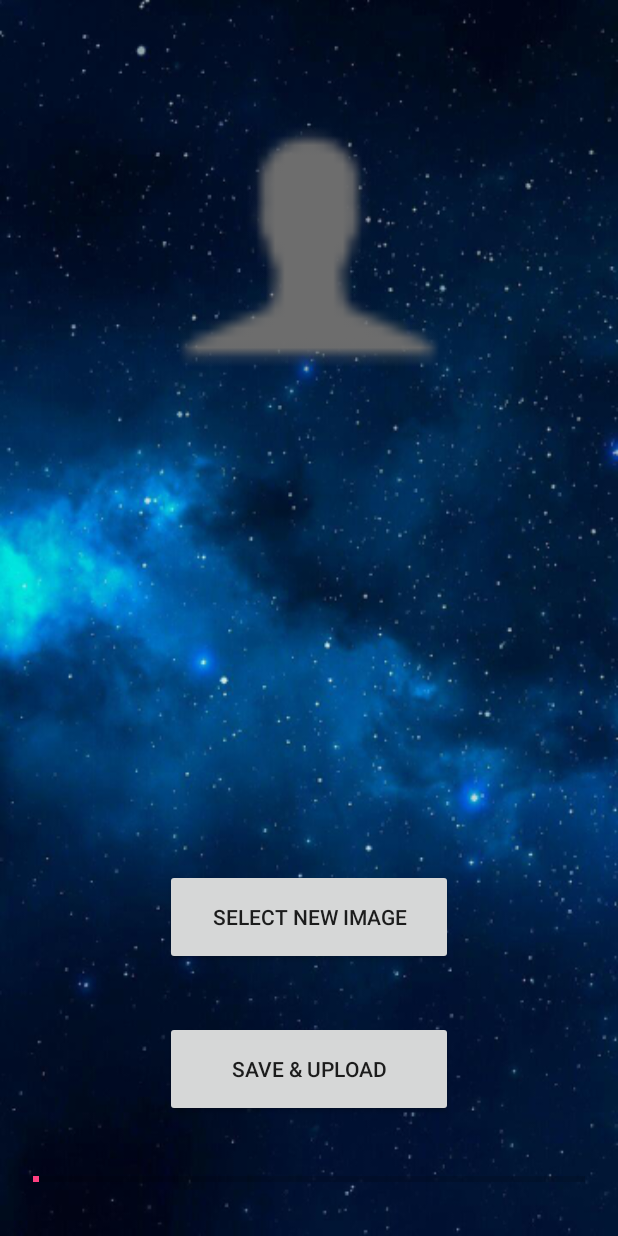
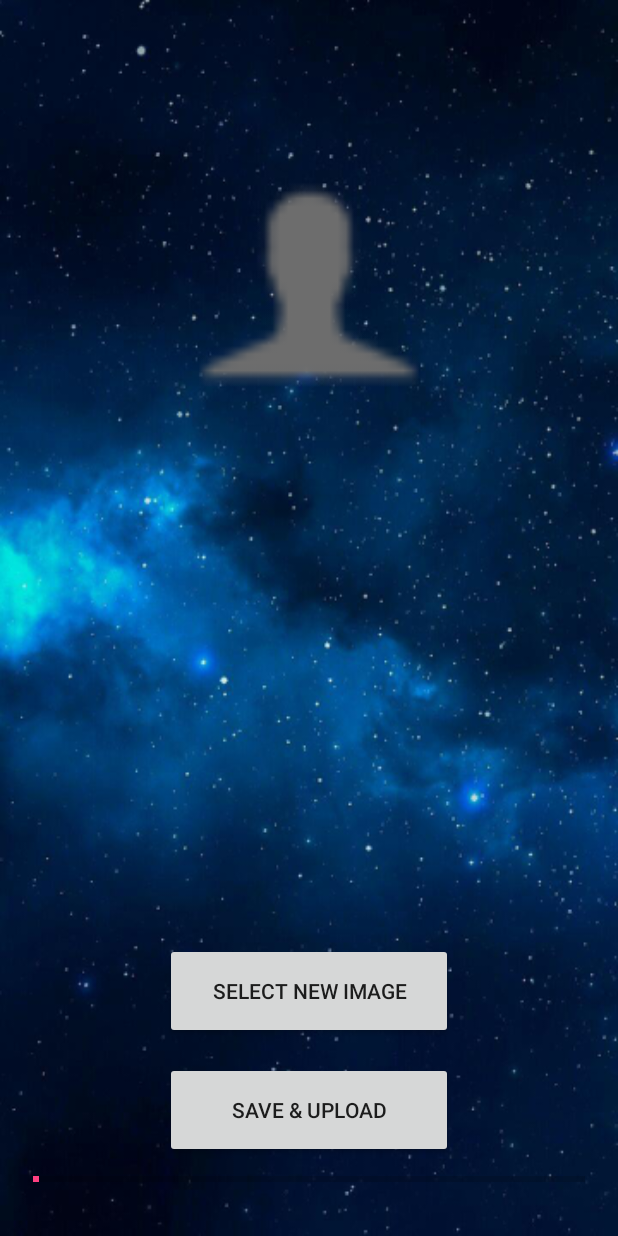
Before and after one commit to Moamen97/Help-Me, an Android app: the UploadProfileImage screen opened directly, with no data from a screen before it, after a tap on an icon or button, on a phone screen of 412 x 824 dp. Run offline under Robolectric (Android 15) with nearby library versions, the phone set to English and light mode, and no system bars; our stand-ins replace Firebase (no records; nobody signed in at launch, a user with empty details on screens opened directly).

Commit message:
return without select image bug fixed

```diff
--- a/Project/app/src/main/AndroidManifest.xml
+++ b/Project/app/src/main/AndroidManifest.xml
@@ -37,6 +37,7 @@
             android:label=""
             android:theme="@style/Theme.AppCompat.Dialog" />
         <activity
+            android:screenOrientation="portrait"
             android:name=".UploadImages.UploadProfileImage"
             android:label="@string/title_activity_upload_profile_image"
             android:theme="@style/AppTheme"></activity>
--- a/Project/app/src/main/java/com/helpme/UploadImages/UploadProfileImage.kt
+++ b/Project/app/src/main/java/com/helpme/UploadImages/UploadProfileImage.kt
@@ -107,16 +107,15 @@ class UploadProfileImage : AppCompatActivity() {
             showMessage("No new image selected")
     }
 
-    public override fun onActivityResult(requestCode: Int, resultCode: Int, data: Intent) {
+    public override fun onActivityResult(requestCode: Int, resultCode: Int, data: Intent?) {
         super.onActivityResult(requestCode, resultCode, data)
-        if (requestCode == PICK_IMAGE && resultCode == Activity.RESULT_OK) {
-            if (data != null) {
-                var uri = data.data
-                bitmap = MediaStore.Images.Media.getBitmap(getContentResolver(), uri)
-                CurrentProfileImage.setImageBitmap(bitmap)
-            }
+        if (requestCode == PICK_IMAGE && resultCode == RESULT_OK && data != null && data.data != null) {
+            var uri = data.data
+            bitmap = MediaStore.Images.Media.getBitmap(getContentResolver(), uri)
+            CurrentProfileImage.setImageBitmap(bitmap)
         }
     }
+
 
     override fun onBackPressed() {
         if (uploadProgressbar.progress == uploadProgressbar.max ||
--- a/Project/app/src/main/res/layout/activity_upload_profile_image.xml
+++ b/Project/app/src/main/res/layout/activity_upload_profile_image.xml
@@ -11,11 +11,11 @@
 
     <ImageView
         android:id="@+id/CurrentProfileImage"
-        android:layout_width="244dp"
-        android:layout_height="246dp"
+        android:layout_width="225dp"
+        android:layout_height="207dp"
         android:layout_alignParentTop="true"
         android:layout_centerHorizontal="true"
-        android:layout_marginTop="41dp"
+        android:layout_marginTop="86dp"
         app:srcCompat="@drawable/ic_user_icon"
         tools:layout_editor_absoluteX="70dp"
         tools:layout_editor_absoluteY="27dp" />
@@ -25,9 +25,9 @@
         android:id="@+id/selectNewImageBtn"
         android:layout_width="192dp"
         android:layout_height="64dp"
-        android:layout_above="@+id/uploadImageBtn"
+        android:layout_alignParentBottom="true"
         android:layout_centerHorizontal="true"
-        android:layout_marginBottom="37dp"
+        android:layout_marginBottom="131dp"
         android:onClick="selectNewImage"
         android:text="Select New Image"
         android:visibility="visible"
@@ -39,8 +39,7 @@
         android:layout_width="192dp"
         android:layout_height="64dp"
         android:layout_above="@+id/uploadProgressbar"
-        android:layout_alignStart="@+id/selectNewImageBtn"
-        android:layout_marginBottom="27dp"
+        android:layout_centerHorizontal="true"
         android:onClick="uploadImage"
         android:text="Save &amp; Upload"
         android:visibility="visible"
```
